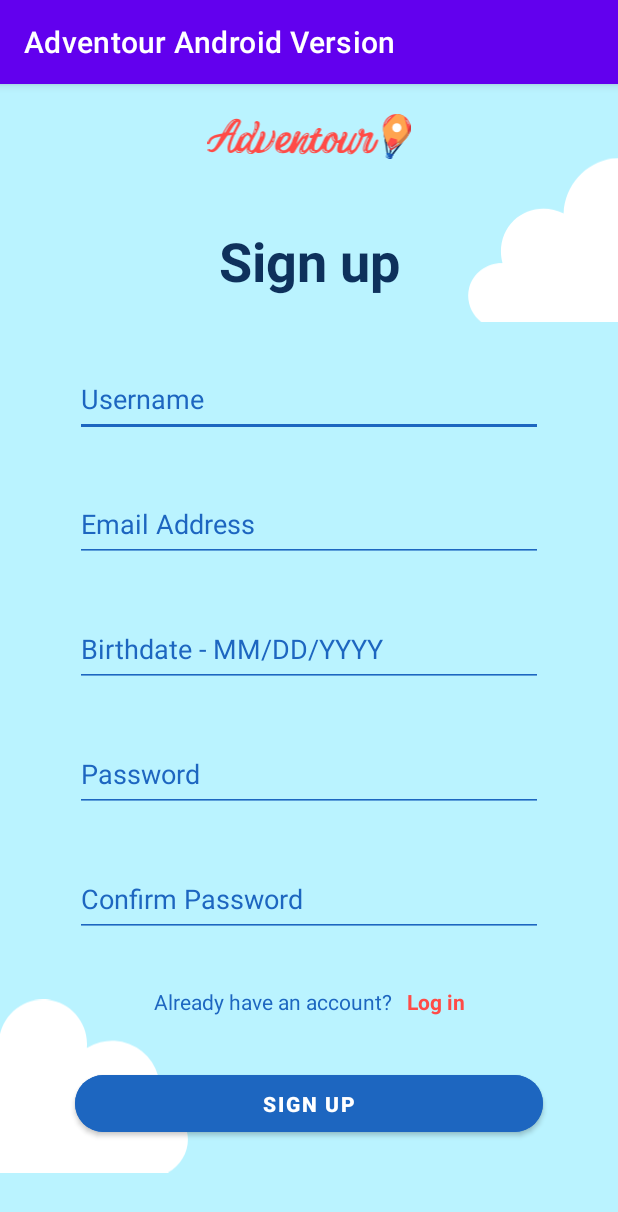
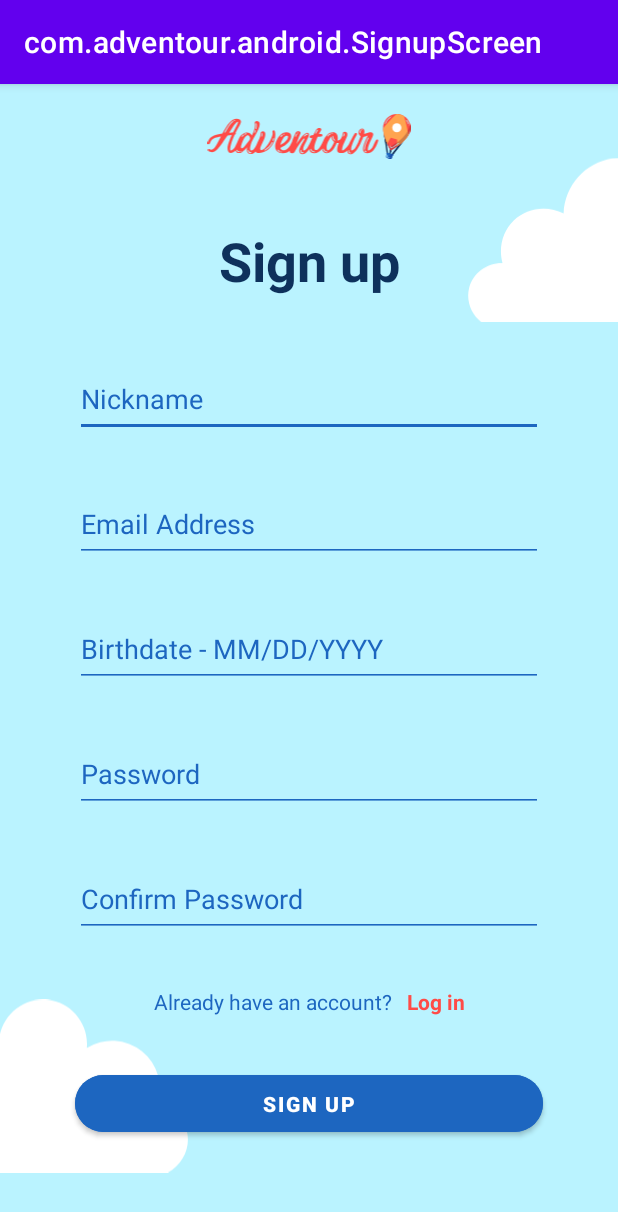
Before and after one commit to Wanyea/Adventour, an Android app: the SignupScreen screen opened directly, with no data from a screen before it, after a tap on "SIGN UP", on a phone screen of 412 x 824 dp. Shown: the top 1212 px of the screen. Run offline under Robolectric (Android 15) with nearby library versions, the light colour scheme and no system bars.

Commit message:
Merged Ryan and Wanyea branches

```diff
--- a/Android/AdventourAndroidVersion/app/build.gradle
+++ b/Android/AdventourAndroidVersion/app/build.gradle
@@ -6,7 +6,7 @@ android {
     compileSdk 32
 
     defaultConfig {
-        applicationId "com.example.adventourandroidversion"
+        applicationId "com.adventour.android"
         minSdk 21
         targetSdk 32
         versionCode 1
--- a/Android/AdventourAndroidVersion/app/src/main/java/com/example/adventourandroidversion/Account.java
+++ b/Android/AdventourAndroidVersion/app/src/main/java/com/adventour/android/Account.java
@@ -1,4 +1,4 @@
-package com.example.adventourandroidversion;
+package com.adventour.android;
 
 import android.os.Bundle;
 
--- /dev/null
+++ b/Android/AdventourAndroidVersion/app/src/main/java/com/adventour/android/AdventourUtils.java
@@ -0,0 +1,11 @@
+package com.adventour.android;
+
+import java.util.Calendar;
+
+public class AdventourUtils {
+    public static String formatBirthdateForDB(Calendar calendar) {
+        return Integer.toString(calendar.get(Calendar.MONTH)) + "/" +
+                Integer.toString(calendar.get(Calendar.DAY_OF_MONTH)) + "/" +
+                Integer.toString(calendar.get(Calendar.MONTH));
+    }
+}
--- a/Android/AdventourAndroidVersion/app/src/main/java/com/example/adventourandroidversion/Beacons.java
+++ b/Android/AdventourAndroidVersion/app/src/main/java/com/adventour/android/Beacons.java
@@ -1,4 +1,4 @@
-package com.example.adventourandroidversion;
+package com.adventour.android;
 
 import android.os.Bundle;
 
--- a/Android/AdventourAndroidVersion/app/src/main/java/com/example/adventourandroidversion/Home.java
+++ b/Android/AdventourAndroidVersion/app/src/main/java/com/adventour/android/Home.java
@@ -1,4 +1,4 @@
-package com.example.adventourandroidversion;
+package com.adventour.android;
 
 //import java.io.*;
 import androidx.appcompat.app.AppCompatActivity;
--- a/Android/AdventourAndroidVersion/app/src/main/java/com/example/adventourandroidversion/MainActivity.java
+++ b/Android/AdventourAndroidVersion/app/src/main/java/com/adventour/android/MainActivity.java
@@ -1,4 +1,4 @@
-package com.example.adventourandroidversion;
+package com.adventour.android;
 
 import androidx.appcompat.app.AppCompatActivity;
 
--- /dev/null
+++ b/Android/AdventourAndroidVersion/app/src/main/java/com/adventour/android/SignupScreen.java
@@ -0,0 +1,81 @@
+package com.adventour.android;
+
+import androidx.appcompat.app.AppCompatActivity;
+
+import android.app.DatePickerDialog;
+import android.content.Intent;
+import android.os.Bundle;
+import android.util.Log;
+import android.view.View;
+import android.widget.Button;
+import android.widget.DatePicker;
+import android.widget.EditText;
+import android.widget.TextView;
+
+import java.text.SimpleDateFormat;
+import java.util.Calendar;
+import java.util.Locale;
+
+public class SignupScreen extends AppCompatActivity {
+
+    final Calendar birthdateCalendar = Calendar.getInstance();
+    String nickname, email, birthdate, password;
+    Button signupButton;
+    TextView loginTextView;
+    EditText birthdateDatePicker;
+
+    @Override
+    protected void onCreate(Bundle savedInstanceState) {
+        super.onCreate(savedInstanceState);
+        setContentView(R.layout.activity_signup_screen);
+
+        loginTextView = (TextView) findViewById(R.id.loginTextView);
+        signupButton = (Button) findViewById(R.id.signupButton);
+        birthdateDatePicker = (EditText) findViewById(R.id.birthdateEditText);
+
+        DatePickerDialog.OnDateSetListener date = new DatePickerDialog.OnDateSetListener() {
+            @Override
+            public void onDateSet(DatePicker view, int year, int month, int day) {
+                birthdateCalendar.set(Calendar.YEAR, year);
+                birthdateCalendar.set(Calendar.MONTH, month);
+                birthdateCalendar.set(Calendar.DAY_OF_MONTH, day);
+                updateLabel();
+            }
+        };
+
+        birthdateDatePicker.setOnClickListener(new View.OnClickListener() {
+            @Override
+            public void onClick(View v) {
+                new DatePickerDialog(v.getContext(), date,
+                        birthdateCalendar.get(Calendar.YEAR),
+                        birthdateCalendar.get(Calendar.MONTH),
+                        birthdateCalendar.get(Calendar.DAY_OF_MONTH)).show();
+            }
+        });
+
+        loginTextView.setOnClickListener(new View.OnClickListener() {
+            public void onClick(View v) {
+                Intent intent = new Intent(v.getContext(), LoginScreen.class);
+                startActivity(intent);
+            }
+        });
+
+        signupButton.setOnClickListener(new View.OnClickListener() {
+            public void onClick(View v) {
+                nickname = ((EditText) findViewById(R.id.nicknameEditText)).getText().toString();
+                email = ((EditText) findViewById(R.id.emailEditText)).getText().toString();
+                birthdate = AdventourUtils.formatBirthdateForDB(birthdateCalendar);
+                password = ((EditText) findViewById(R.id.passwordEditText)).getText().toString();
+
+                // Create new document in Firebase with the user information.
+                // If successful, go to Home intent.
+            }
+        });
+    }
+
+    private void updateLabel(){
+        String myFormat = "MM/dd/yyyy";
+        SimpleDateFormat dateFormat = new SimpleDateFormat(myFormat, Locale.US);
+        birthdateDatePicker.setText("Birthdate - " + dateFormat.format(birthdateCalendar.getTime()));
+    }
+}
--- a/Android/AdventourAndroidVersion/app/src/main/java/com/example/adventourandroidversion/StartAdventour.java
+++ b/Android/AdventourAndroidVersion/app/src/main/java/com/adventour/android/StartAdventour.java
@@ -1,4 +1,4 @@
-package com.example.adventourandroidversion;
+package com.adventour.android;
 
 import android.os.Bundle;
 
--- a/Android/AdventourAndroidVersion/app/src/main/java/com/example/adventourandroidversion/SignupScreen.java
+++ /dev/null
@@ -1,46 +0,0 @@
-package com.example.adventourandroidversion;
-
-import androidx.appcompat.app.AppCompatActivity;
-
-import android.content.Intent;
-import android.os.Bundle;
-import android.view.View;
-import android.widget.Button;
-import android.widget.TextView;
-
-public class SignupScreen extends AppCompatActivity {
-
-    String usernameEditText, emailEditText, birthdateEditText, passwordEditText;
-    Button signupButton;
-    TextView loginTextView;
-
-    @Override
-    protected void onCreate(Bundle savedInstanceState) {
-        super.onCreate(savedInstanceState);
-        setContentView(R.layout.activity_signup_screen);
-
-        loginTextView = (TextView) findViewById(R.id.loginTextView);
-        signupButton = (Button) findViewById(R.id.signupButton);
-
-        loginTextView.setOnClickListener(new View.OnClickListener() {
-           public void onClick(View v) {
-               Intent intent = new Intent(v.getContext(), LoginScreen.class);
-               startActivity(intent);
-           }
-        });
-
-        signupButton.setOnClickListener(new View.OnClickListener() {
-            public void onClick(View v) {
-                usernameEditText = findViewById(R.id.usernameEditText).toString();
-                emailEditText = findViewById(R.id.emailEditText).toString();
-                birthdateEditText = findViewById(R.id.birthdateEditText).toString();
-                passwordEditText = findViewById(R.id.passwordEditText).toString();
-
-                // Create new document in Firebase with the user information.
-                // If successful, go to Home intent.
-            }
-        });
-    }
-
-
-}
--- a/Android/AdventourAndroidVersion/app/src/main/res/layout/activity_signup_screen.xml
+++ b/Android/AdventourAndroidVersion/app/src/main/res/layout/activity_signup_screen.xml
@@ -39,13 +39,13 @@
         android:textColor="#0E315C"
         android:textSize="36sp"
         android:textStyle="bold"
-        app:layout_constraintBottom_toTopOf="@+id/usernameEditText"
+        app:layout_constraintBottom_toTopOf="@+id/nicknameEditText"
         app:layout_constraintEnd_toEndOf="parent"
         app:layout_constraintStart_toStartOf="parent"
         app:layout_constraintTop_toBottomOf="@+id/adventour_logo_inline_2" />
 
     <com.google.android.material.textfield.TextInputEditText
-        android:id="@+id/usernameEditText"
+        android:id="@+id/nicknameEditText"
         android:layout_width="0dp"
         android:layout_height="50dp"
         android:layout_marginStart="50dp"
@@ -53,7 +53,7 @@
         android:layout_marginEnd="50dp"
         android:layout_marginBottom="10dp"
         android:backgroundTint="#1D66C0"
-        android:hint="Username"
+        android:hint="Nickname"
         android:textColor="#0E315C"
         android:textColorHint="#1D66C0"
         app:layout_constraintBottom_toTopOf="@+id/emailEditText"
@@ -77,7 +77,7 @@
         app:layout_constraintBottom_toTopOf="@+id/birthdateEditText"
         app:layout_constraintEnd_toEndOf="parent"
         app:layout_constraintStart_toStartOf="parent"
-        app:layout_constraintTop_toBottomOf="@+id/usernameEditText" />
+        app:layout_constraintTop_toBottomOf="@+id/nicknameEditText" />
 
     <com.google.android.material.textfield.TextInputEditText
         android:id="@+id/birthdateEditText"
@@ -89,6 +89,10 @@
         android:layout_marginBottom="10dp"
         android:backgroundTint="#1D66C0"
         android:hint="Birthdate - MM/DD/YYYY"
+        android:clickable="false"
+        android:cursorVisible="false"
+        android:focusable="false"
+        android:focusableInTouchMode="false"
         android:textColor="#0E315C"
         android:textColorHint="#1D66C0"
         app:layout_constraintBottom_toTopOf="@+id/passwordEditText"
```
Also changed, not shown: Android/AdventourAndroidVersion/app/src/main/AndroidManifest.xml (+5 -6 lines), Android/AdventourAndroidVersion/app/src/main/java/com/adventour/android/LoginScreen.java (renamed from Android/AdventourAndroidVersion/app/src/main/java/com/example/adventourandroidversion/LoginScreen.java, +4 -4 lines), Android/AdventourAndroidVersion/app/src/main/res/layout/activity_login_screen.xml (+4 -4 lines), 4 other files.
